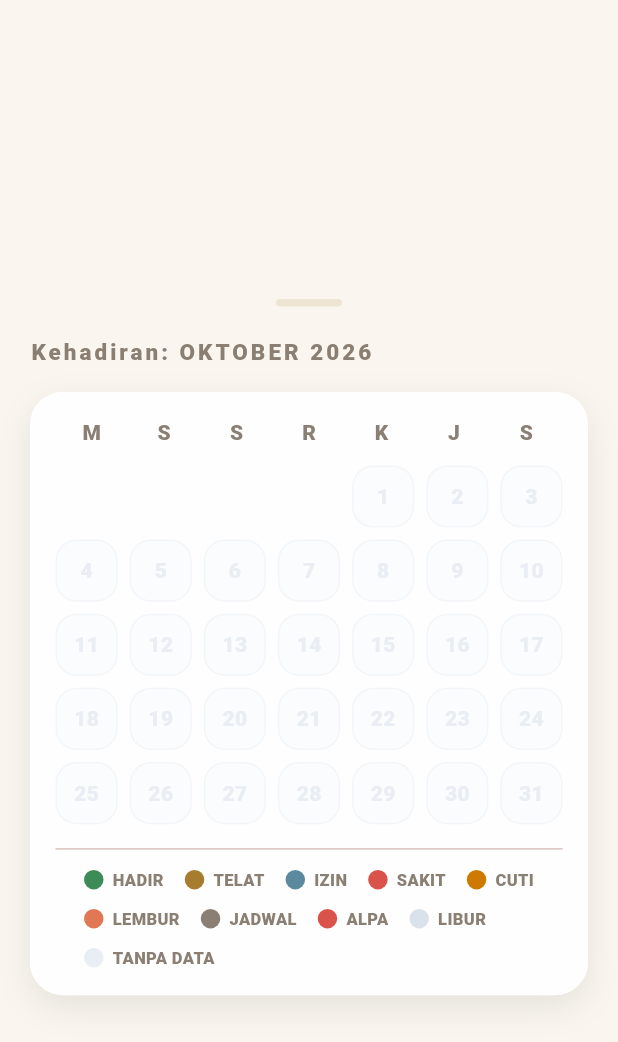
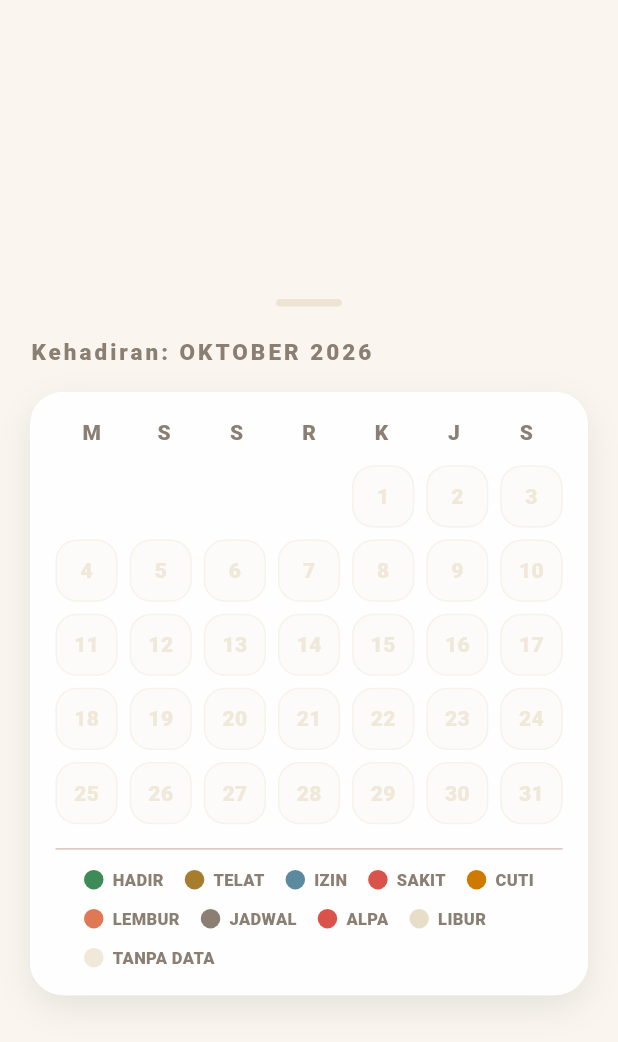
Before and after one commit to argajienbi/mypresence, a Flutter app: the _CalendarSheet widget shown alone on an empty page, opened directly with empty values, on a phone screen of 412 x 824 dp. Shown: the top 1042 px of the screen. Run offline on Flutter 3.47's test engine with Material 3 defaults, Android fonts, the light colour scheme and no system bars; our stand-ins replace camera, cloud_firestore, firebase_auth, firebase_core, firebase_database, firebase_messaging and 8 more; missing offline and left inert: mobile_scanner; accounts and stored records are empty.

Commit message:
style: warm paper lib/features/history/history_page.dart

```diff
--- a/lib/features/history/history_page.dart
+++ b/lib/features/history/history_page.dart
@@ -497,9 +497,9 @@ class _HistoryPageState extends State<HistoryPage> {
       case 'jadwal':
         return AppColors.muted;
       case 'libur':
-        return const Color(0xFFD9E1EA);
+        return const Color(0xFFE8DDC8);
       default:
-        return const Color(0xFFE9EEF4);
+        return const Color(0xFFF0E8D8);
     }
   }
 
@@ -866,7 +866,7 @@ class _SummaryHorizontalList extends StatelessWidget {
       _SummaryData('cuti', 'Cuti', summary.cuti, const Color(0xFFCE7A00),
           const Color(0xFFFFF8E8), Icons.work_history_rounded),
       _SummaryData('lembur', 'Lembur', summary.lembur, AppColors.primary,
-          const Color(0xFFEAF7FA), Icons.timelapse_rounded),
+          const Color(0xFFFDF0E4), Icons.timelapse_rounded),
       _SummaryData('alpa', 'Alpa', summary.alpa, AppColors.red,
           const Color(0xFFFFEEF1), Icons.person_off_rounded),
     ];
@@ -1453,15 +1453,15 @@ class _CalendarSheet extends StatelessWidget {
           case 'jadwal':
             return overtime != null ? AppColors.primary : AppColors.muted;
           case 'libur':
-            return const Color(0xFFD9E1EA);
+            return const Color(0xFFE8DDC8);
           case 'tanpa_data':
             return overtime != null
                 ? AppColors.primary
-                : const Color(0xFFE9EEF4);
+                : const Color(0xFFF0E8D8);
         }
       }
       if (overtime != null) return AppColors.primary;
-      return const Color(0xFFE9EEF4);
+      return const Color(0xFFF0E8D8);
     }
 
     return DraggableScrollableSheet(
@@ -1569,8 +1569,8 @@ class _CalendarSheet extends StatelessWidget {
                       _Legend(color: AppColors.primary, label: 'LEMBUR'),
                       _Legend(color: AppColors.muted, label: 'JADWAL'),
                       _Legend(color: AppColors.red, label: 'ALPA'),
-                      _Legend(color: Color(0xFFD9E1EA), label: 'LIBUR'),
-                      _Legend(color: Color(0xFFE9EEF4), label: 'TANPA DATA'),
+                      _Legend(color: Color(0xFFE8DDC8), label: 'LIBUR'),
+                      _Legend(color: Color(0xFFF0E8D8), label: 'TANPA DATA'),
                     ],
                   ),
                 ],
```
